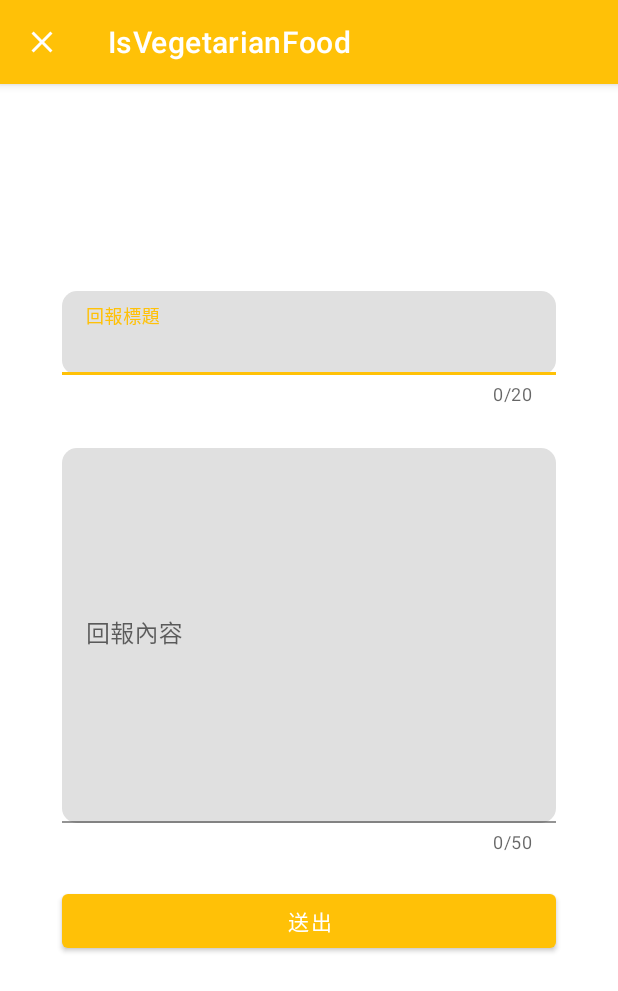
After one commit to EricChen1992/IsVegetarianFood, an Android app: the IVFFeedBackActivity screen opened directly, with no data from a screen before it, on a phone screen of 412 x 824 dp. The commit adds this screen. Shown: the top 991 px of the screen. Run offline under Robolectric (Android 15) with nearby library versions, the phone set to English and light mode, and no system bars; our stand-ins replace data binding.

Commit message:
1.Add interface UserRepositoryCallback. 2.Add email parameter on LoginUser. 3.Change UserRepository insertcallback to userrepositorycallback. 4.Add Feedback activity and xml file. 5.Change item product default type

```diff
--- /dev/null
+++ b/app/src/main/java/thisis/vegetarian/question/mark/IVFFeedBackActivity.java
@@ -0,0 +1,95 @@
+package thisis.vegetarian.question.mark;
+
+import androidx.appcompat.app.AppCompatActivity;
+import androidx.databinding.DataBindingUtil;
+
+import android.content.Intent;
+import android.net.Uri;
+import android.os.Bundle;
+import android.util.Log;
+import android.view.View;
+import android.widget.Button;
+import android.widget.Toast;
+
+import java.text.MessageFormat;
+
+import thisis.vegetarian.question.mark.databinding.ActivityIvfFeedbackBinding;
+
+public class IVFFeedBackActivity extends AppCompatActivity {
+    public static final String EXTRA_NAME = "thisis.vegetarian.question.mark.feedback.EXTRA_NAME";
+    public static final String EXTRA_ID = "thisis.vegetarian.question.mark.feedback.EXTRA_ID";
+    private final String feedBakEmail = "azxt1468@gmail.com";
+    private final String feedBackTittle = "IsVegetarian Feedback - {0}";
+    private final String feedBackBody = "Create name: {0}\nCreate id: {1}\nContent:\n{2}";
+    private ActivityIvfFeedbackBinding activityIvfFeedbackBinding;
+    @Override
+    protected void onCreate(Bundle savedInstanceState) {
+        super.onCreate(savedInstanceState);
+        activityIvfFeedbackBinding = DataBindingUtil.setContentView(IVFFeedBackActivity.this, R.layout.activity_ivf_feedback);
+        Intent intent = getIntent();
+        String userName = intent.getStringExtra(EXTRA_NAME);
+        String userId = intent.getStringExtra(EXTRA_ID);
+        Button button = activityIvfFeedbackBinding.ivfFeedbackButton;
+        button.setOnClickListener(new View.OnClickListener() {
+            @Override
+            public void onClick(View view) {
+                sendMail(getFeedBackTittle(activityIvfFeedbackBinding.ivfFeedbackTittle.getText().toString()),
+                        getFeedBackBody(userName, userId));
+            }
+        });
+        //set actionbar close button
+        getSupportActionBar().setHomeAsUpIndicator(R.drawable.ivf_close);
+    }
+
+    private String getFeedBackTittle(String tittle){
+        if ("".equals(tittle)) return "";
+        return MessageFormat.format(feedBackTittle, tittle);
+    }
+
+    private String getFeedBackBody(String name, String id){
+        String content = activityIvfFeedbackBinding.ivfFeedbackContent.getText().toString();
+        if ("".equals(content)) return "";
+        return MessageFormat.format(feedBackBody, "".equals(name) ? "unKnow" : name, "".equals(id) ? "unKnow" : id, content);
+    }
+
+    private void sendMail(String tittle, String body){
+        if ("".equals(tittle)){
+            showMessage("Tittle is empty.");
+            return;
+        }
+
+        if ("".equals(body)){
+            showMessage("Body is empty.");
+            return;
+        }
+
+        Intent returnIt = new Intent(Intent.ACTION_SENDTO);
+
+        String[] to = { feedBakEmail };
+
+        returnIt.putExtra(Intent.EXTRA_EMAIL, to);
+
+        returnIt.putExtra(Intent.EXTRA_SUBJECT, tittle);
+
+        returnIt.putExtra(Intent.EXTRA_TEXT, body);
+
+        returnIt.setData(Uri.parse("mailto:"));
+
+
+        try {
+            startActivity(Intent.createChooser(returnIt, "Send mail..."));
+            setResult(RESULT_OK, new Intent());
+            finish();
+            Log.i("Mail","Finished sending email...");
+
+        } catch (android.content.ActivityNotFoundException ex) {
+            Toast.makeText(this,
+                    "There is no email client installed.", Toast.LENGTH_SHORT).show();
+        }
+    }
+
+    private void showMessage(String message){
+        if (message.equals("")) return;
+        Toast.makeText(this, message, Toast.LENGTH_SHORT).show();
+    }
+}
--- a/app/src/main/java/thisis/vegetarian/question/mark/data/DataUserSource.java
+++ b/app/src/main/java/thisis/vegetarian/question/mark/data/DataUserSource.java
@@ -15,7 +15,7 @@ public class DataUserSource {
     public ResultType<LoginUser> login(String account, String password){
         try {
             if (account != null && password != null){
-                return new ResultType.Success(new LoginUser(java.util.UUID.randomUUID().toString(), "Eric", "udjd-kwhu-kaud-loii"));
+                return new ResultType.Success(new LoginUser(java.util.UUID.randomUUID().toString(), "Eric", "eric@clickforce.com.tw", "udjd-kwhu-kaud-loii"));
             } else {
                 return new ResultType.Error(new LoginException("Login Fail"));
             }
--- a/app/src/main/java/thisis/vegetarian/question/mark/viewmodel/IVFSignupViewModel.java
+++ b/app/src/main/java/thisis/vegetarian/question/mark/viewmodel/IVFSignupViewModel.java
@@ -33,6 +33,7 @@ import thisis.vegetarian.question.mark.db.IVF_Database;
 import thisis.vegetarian.question.mark.db.entity.MemberProfileEntity;
 import thisis.vegetarian.question.mark.model.InsertCallback;
 import thisis.vegetarian.question.mark.model.SignupEditStatus;
+import thisis.vegetarian.question.mark.model.UserRepositoryCallback;
 
 public class IVFSignupViewModel extends ViewModel {
 
@@ -135,9 +136,9 @@ public class IVFSignupViewModel extends ViewModel {
         if (name.isEmpty() && email.isEmpty() && password.isEmpty() && phone.isEmpty()) return;
 
         showProgressView.postValue(true);
-        repository.signup(new MemberProfileEntity(name, gender, email, password, county, town, phone), new InsertCallback() {
+        repository.signup(new MemberProfileEntity(name, gender, email, password, county, town, phone), new UserRepositoryCallback.DatabaseCallback() {
             @Override
-            public void insertFinish(Boolean result) {
+            public void onInsertResult(Boolean result) {
                 signupStatus.postValue(result);
                 //set mutableLiveData show ProgressView
                 showProgressView.postValue(false);
--- /dev/null
+++ b/app/src/main/res/layout/activity_ivf_feedback.xml
@@ -0,0 +1,80 @@
+<?xml version="1.0" encoding="utf-8"?>
+<layout
+    xmlns:android="http://schemas.android.com/apk/res/android"
+    xmlns:app="http://schemas.android.com/apk/res-auto"
+    xmlns:tools="http://schemas.android.com/tools">
+    <androidx.constraintlayout.widget.ConstraintLayout
+        android:layout_width="match_parent"
+        android:layout_height="match_parent"
+        android:background="@color/white"
+        tools:context=".IVFFeedBackActivity">
+
+        <com.google.android.material.textfield.TextInputLayout
+            android:id="@+id/ivf_feedback_tittle_inputLayout"
+            android:layout_width="0dp"
+            android:layout_height="wrap_content"
+            app:boxCornerRadiusBottomEnd="10dp"
+            app:boxCornerRadiusBottomStart="10dp"
+            app:boxCornerRadiusTopEnd="10dp"
+            app:boxCornerRadiusTopStart="10dp"
+            app:counterEnabled="true"
+            app:counterMaxLength="20"
+            app:errorEnabled="true"
+            app:errorTextColor="@color/error_red255"
+            app:layout_constraintBottom_toBottomOf="parent"
+            app:layout_constraintEnd_toEndOf="parent"
+            app:layout_constraintStart_toStartOf="parent"
+            app:layout_constraintTop_toTopOf="parent"
+            app:layout_constraintWidth_percent=".8"
+            app:layout_constraintHorizontal_bias=".5"
+            app:layout_constraintVertical_bias=".2">
+
+            <com.google.android.material.textfield.TextInputEditText
+                android:id="@+id/ivf_feedback_tittle"
+                android:layout_width="match_parent"
+                android:layout_height="wrap_content"
+                android:hint="回報標題" />
+        </com.google.android.material.textfield.TextInputLayout>
+
+        <com.google.android.material.textfield.TextInputLayout
+            android:id="@+id/ivf_feedback_content_inputLayout"
+            android:layout_width="0dp"
+            android:layout_height="wrap_content"
+            app:boxCornerRadiusBottomEnd="10dp"
+            app:boxCornerRadiusBottomStart="10dp"
+            app:boxCornerRadiusTopEnd="10dp"
+            app:boxCornerRadiusTopStart="10dp"
+            app:counterEnabled="true"
+            app:counterMaxLength="50"
+            app:errorEnabled="true"
+            app:errorTextColor="@color/error_red255"
+            app:layout_constraintBottom_toBottomOf="parent"
+            app:layout_constraintEnd_toEndOf="parent"
+            app:layout_constraintHorizontal_bias=".5"
+            app:layout_constraintStart_toStartOf="parent"
+            app:layout_constraintTop_toBottomOf="@+id/ivf_feedback_tittle_inputLayout"
+            app:layout_constraintVertical_bias=".1"
+            app:layout_constraintWidth_percent=".8"
+            app:layout_constraintHeight_percent=".2">
+
+            <com.google.android.material.textfield.TextInputEditText
+                android:id="@+id/ivf_feedback_content"
+                android:layout_width="match_parent"
+                android:layout_height="250dp"
+                android:hint="回報內容" />
+        </com.google.android.material.textfield.TextInputLayout>
+
+        <Button
+            android:id="@+id/ivf_feedback_button"
+            android:layout_width="0dp"
+            android:layout_height="wrap_content"
+            android:text="送出"
+            app:layout_constraintBottom_toBottomOf="parent"
+            app:layout_constraintEnd_toEndOf="parent"
+            app:layout_constraintStart_toStartOf="parent"
+            app:layout_constraintTop_toBottomOf="@+id/ivf_feedback_content_inputLayout"
+            app:layout_constraintWidth_percent=".8"
+            app:layout_constraintVertical_bias=".1"/>
+
+    </androidx.constraintlayout.widget.ConstraintLayout>
+</layout>
--- a/app/src/main/res/layout/item_ivf_product.xml
+++ b/app/src/main/res/layout/item_ivf_product.xml
@@ -34,7 +34,7 @@
             android:layout_width="0dp"
             android:layout_height="match_parent"
             android:layout_weight="1"
-            android:text="素"
+            android:text="未知"
             android:maxLines="1"
             android:gravity="center"
             android:layout_gravity="center"
```
Also changed, not shown: app/src/main/AndroidManifest.xml (+7 -1 lines), app/src/main/java/thisis/vegetarian/question/mark/IVFMainActivity.java (+48 -13 lines), app/src/main/java/thisis/vegetarian/question/mark/IVFWelcomeActivity.java (+5 -18 lines), app/src/main/java/thisis/vegetarian/question/mark/data/DataUserRepository.java (+16 -7 lines), app/src/main/java/thisis/vegetarian/question/mark/db/dao/UserLoginInfoDao.java (+5 -3 lines), app/src/main/java/thisis/vegetarian/question/mark/db/entity/UserInfoEntity.java (+12 -1 lines), app/src/main/java/thisis/vegetarian/question/mark/model/LoginUser.java (+8 -1 lines), app/src/main/java/thisis/vegetarian/question/mark/model/UserRepositoryCallback.java (added, +12 -0 lines), app/src/main/java/thisis/vegetarian/question/mark/viewmodel/IVFMainViewModel.java (+14 -4 lines), app/src/main/java/thisis/vegetarian/question/mark/viewmodel/IVFWelcomeViewModel.java (+11 -3 lines), app/src/main/res/layout/navigation_ivf_header.xml (+7 -0 lines), app/src/main/res/menu/bottom_app_bar.xml (+10 -0 lines).
